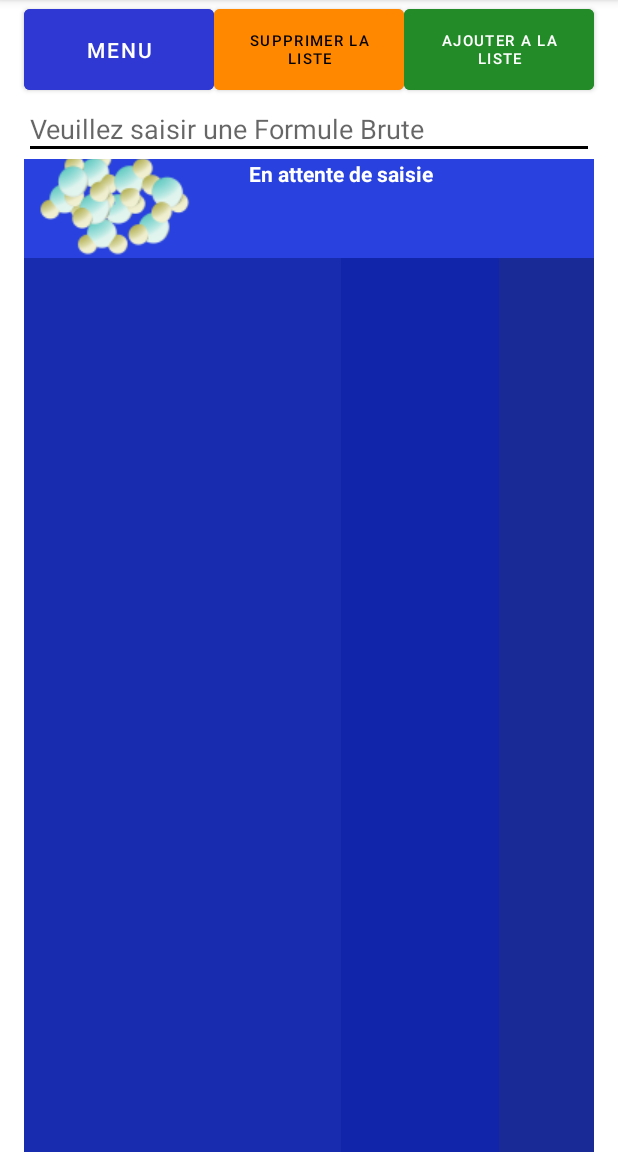
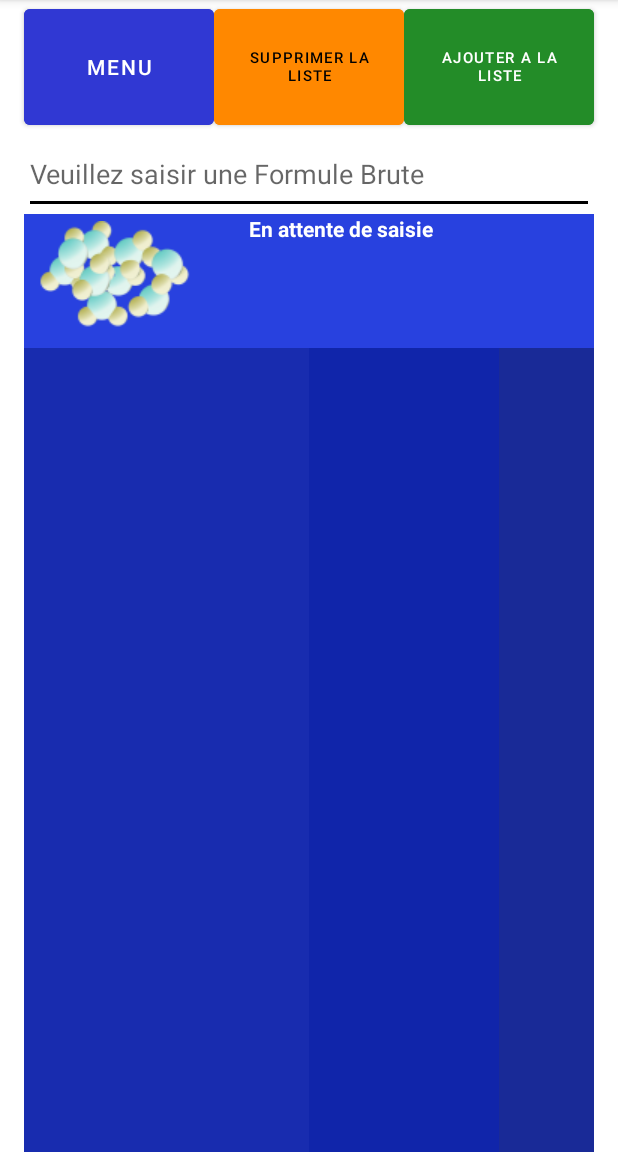
Before and after one commit to MathieuPaillard/Calcul-Masse-Molaire, an Android app: the CalculMasseMolaireActivity screen opened directly, with no data from a screen before it, on a phone screen of 412 x 824 dp, the part 84-1236 px from its top. Run offline under Robolectric (Android 15) with nearby library versions, the phone set to English and light mode, and no system bars; our stand-ins replace AdMob.

Commit message:
Version 1.0.8 : Modif Aspect appli

```diff
--- a/app/src/main/res/layout/activity_calcul_masse_molaire.xml
+++ b/app/src/main/res/layout/activity_calcul_masse_molaire.xml
@@ -36,14 +36,14 @@
         android:gravity="right"
         android:text=""
         android:textColor="@color/white"
-        android:textSize="14sp"
+        android:textSize="12dp"
         android:visibility="visible"
         app:layout_constraintBottom_toBottomOf="parent"
         app:layout_constraintEnd_toStartOf="@+id/textView_Masse_Molaire_Milieu"
-        app:layout_constraintHorizontal_weight="10"
+        app:layout_constraintHorizontal_weight="9"
         app:layout_constraintStart_toStartOf="parent"
         app:layout_constraintTop_toBottomOf="@+id/textViewTitle_Masse_Molaire"
-        app:layout_constraintVertical_weight="90" />
+        app:layout_constraintVertical_weight="60" />
 
     <TextView
         android:id="@+id/textView_Masse_Molaire_Milieu"
@@ -53,13 +53,13 @@
         android:gravity="center_horizontal"
         android:text=""
         android:textColor="@color/white"
-        android:textSize="14sp"
+        android:textSize="12dp"
         app:layout_constraintBottom_toBottomOf="@+id/textView_Masse_Molaire_Gauche"
         app:layout_constraintEnd_toStartOf="@+id/textView_Masse_Molaire_Droite"
-        app:layout_constraintHorizontal_weight="5"
+        app:layout_constraintHorizontal_weight="6"
         app:layout_constraintStart_toEndOf="@+id/textView_Masse_Molaire_Gauche"
         app:layout_constraintTop_toBottomOf="@+id/textViewTitle_Masse_Molaire"
-        app:layout_constraintVertical_weight="90" />
+        app:layout_constraintVertical_weight="60" />
 
     <TextView
         android:id="@+id/textView_Masse_Molaire_Droite"
@@ -70,13 +70,13 @@
         android:gravity="left"
         android:text=""
         android:textColor="@color/white"
-        android:textSize="14sp"
+        android:textSize="12dp"
         app:layout_constraintBottom_toBottomOf="@+id/textView_Masse_Molaire_Gauche"
         app:layout_constraintEnd_toEndOf="parent"
         app:layout_constraintHorizontal_weight="3"
         app:layout_constraintStart_toEndOf="@+id/textView_Masse_Molaire_Milieu"
         app:layout_constraintTop_toBottomOf="@+id/textViewTitle_Masse_Molaire"
-        app:layout_constraintVertical_weight="90" />
+        app:layout_constraintVertical_weight="60" />
 
     <EditText
         android:id="@+id/editText_FORMULE_BRUTE"
--- a/settings.gradle
+++ b/settings.gradle
@@ -12,5 +12,11 @@
         mavenCentral()
     }
 }
+
+
+
+
+
+
 rootProject.name = "Calculateur Masse Molaire"
 include ':app'
```
